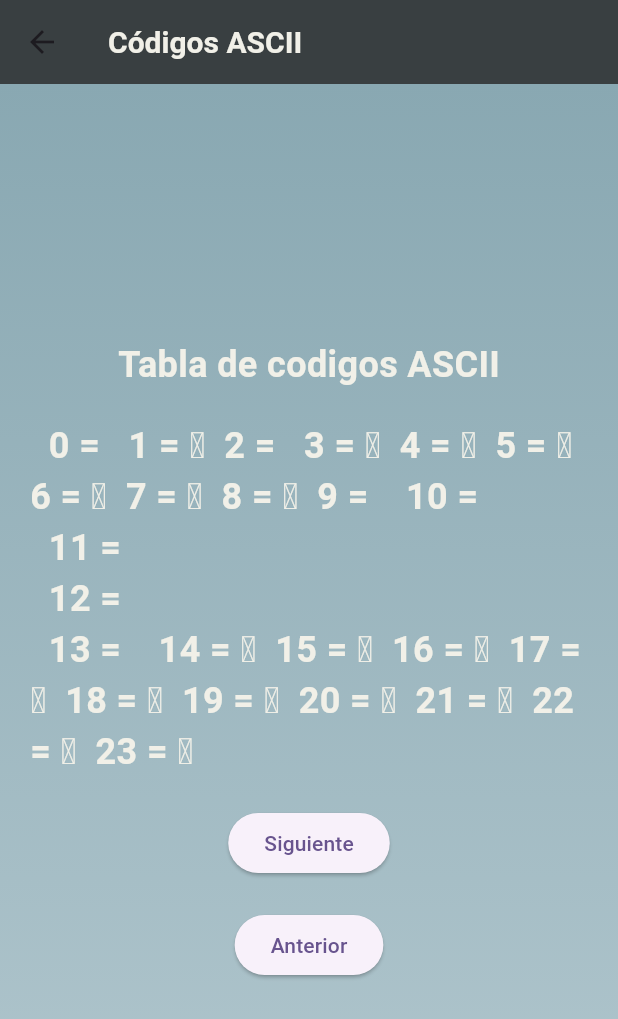
After one commit to pacoquiroga/AppMovil_ControlesBasicos, a Flutter app: the screen it shows after launch, after a tap on "ASCII", on a phone screen of 412 x 824 dp. The commit adds this screen. Shown: the top 1019 px of the screen. Run offline on Flutter 3.47's test engine with Material 3 defaults, Android fonts, the phone set to English and light mode, and no system bars.

Commit message:
Ejercicio 1

```diff
--- /dev/null
+++ b/lib/controller/AsciiController.dart
@@ -0,0 +1,17 @@
+class AsciiController{
+  List<String> generarTablaASCII() {
+    List<String> tablaASCII = [];
+    String linea = "";
+
+    for (int n = 0; n <= 255; n++) {
+      linea += "\t $n = ${String.fromCharCode(n)}";
+
+      if (n % 23 == 0 && n != 0) {
+        tablaASCII.add(linea);
+        linea = "";
+      }
+    }
+
+    return tablaASCII;
+  }
+}
--- /dev/null
+++ b/lib/pages/AsciiPage.dart
@@ -0,0 +1,99 @@
+import 'package:flutter/material.dart';
+import '../controller/AsciiController.dart';
+
+class AsciiPage extends StatefulWidget{
+  @override
+  State<StatefulWidget> createState() => _AsciiPageState();
+}
+
+class _AsciiPageState extends State<AsciiPage>{
+  //Instanciar el Controller
+  AsciiController asciiController = AsciiController();
+
+  //Variables
+  List<String> tablaASCII = [];
+  int indice = 0;
+
+  //Funciones
+  void _cambiarIndice(int suma){
+    setState(() {
+      indice = indice + suma;
+      if(indice >= tablaASCII.length){
+        indice = 0;
+      }
+      if(indice < 0){
+        indice = tablaASCII.length - 1;
+      }
+    });
+  }
+
+  //Generar la tabla ASCII
+  @override
+  void initState() {
+    super.initState();
+    tablaASCII = asciiController.generarTablaASCII();
+  }
+
+  @override
+  Widget build(BuildContext context) {
+    return Scaffold(
+      appBar: AppBar(
+        title: const Text('Códigos ASCII'),
+        backgroundColor: const Color.fromARGB(255, 57, 63, 65),
+        titleTextStyle: const TextStyle(
+          color: Color(0xFFF1F0E8),
+          fontSize: 20,
+          fontWeight: FontWeight.bold,
+        ),
+      ),
+      body: Container(
+        decoration: const BoxDecoration(
+          gradient: LinearGradient(
+            colors: [
+              Color(0xFF89A8B2),
+              Color(0xFFB3C8CF),
+            ],
+            begin: Alignment.topCenter,
+            end: Alignment.bottomCenter,
+          ),
+        ),
+        child: Padding(
+          padding: EdgeInsets.all(20),
+          child: Column(
+            mainAxisAlignment: MainAxisAlignment.center,
+            children: [
+              const Text(
+                'Tabla de codigos ASCII',
+                style: TextStyle(
+                  fontSize: 24,
+                  color: Color(0xFFF1F0E8),
+                  fontWeight: FontWeight.bold,
+                ),
+              ),
+              const SizedBox(height: 20),
+              Text(
+                tablaASCII[indice],
+                style: const TextStyle(
+                  fontSize: 24,
+                  color: Color(0xFFF1F0E8),
+                  fontWeight: FontWeight.bold,
+                ),
+              ),
+              const SizedBox(height: 20),
+              ElevatedButton(
+                onPressed: () => _cambiarIndice(1),
+                child: const Text('Siguiente'),
+              ),
+              const SizedBox(height: 20),
+              ElevatedButton(
+                onPressed: () => _cambiarIndice(-1),
+                child: const Text('Anterior'),
+              ),
+            ],
+          ),
+        ),
+      ),
+    );
+  }
+
+}
--- a/lib/pages/HomePage.dart
+++ b/lib/pages/HomePage.dart
@@ -1,6 +1,7 @@
 import 'package:appmovil_principios/pages/FactorialPage.dart';
 import 'package:flutter/material.dart';
 import 'MCDPage.dart';
+import 'AsciiPage.dart';
 
 class HomePage extends StatefulWidget {
   @override
@@ -51,12 +52,12 @@ class HomePageState extends State<HomePage> {
                   runSpacing: 30,
                   alignment: WrapAlignment.center,
                   children: [
-                    // _buildOperationButton(
-                    //   context,
-                    //   'ASCII',
-                    //   Icons.abc,
-                    //   ASCIIPage(),
-                    // ),
+                    _buildOperationButton(
+                      context,
+                      'ASCII',
+                      Icons.abc,
+                      AsciiPage(),
+                    ),
                     _buildOperationButton(
                       context,
                       'Factorial',
```
